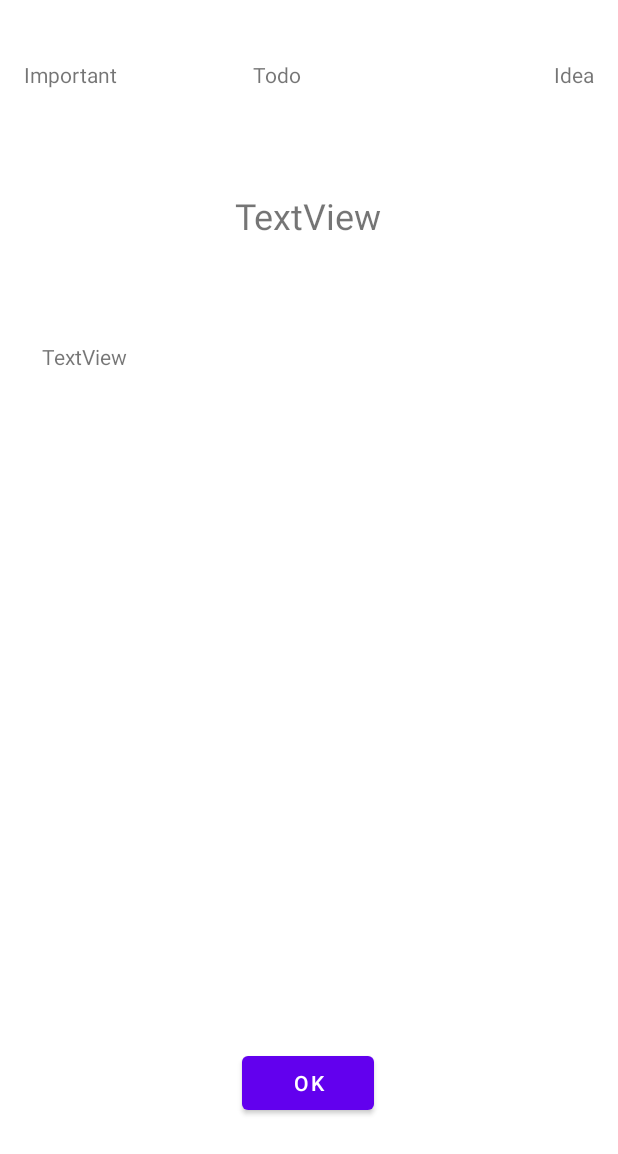
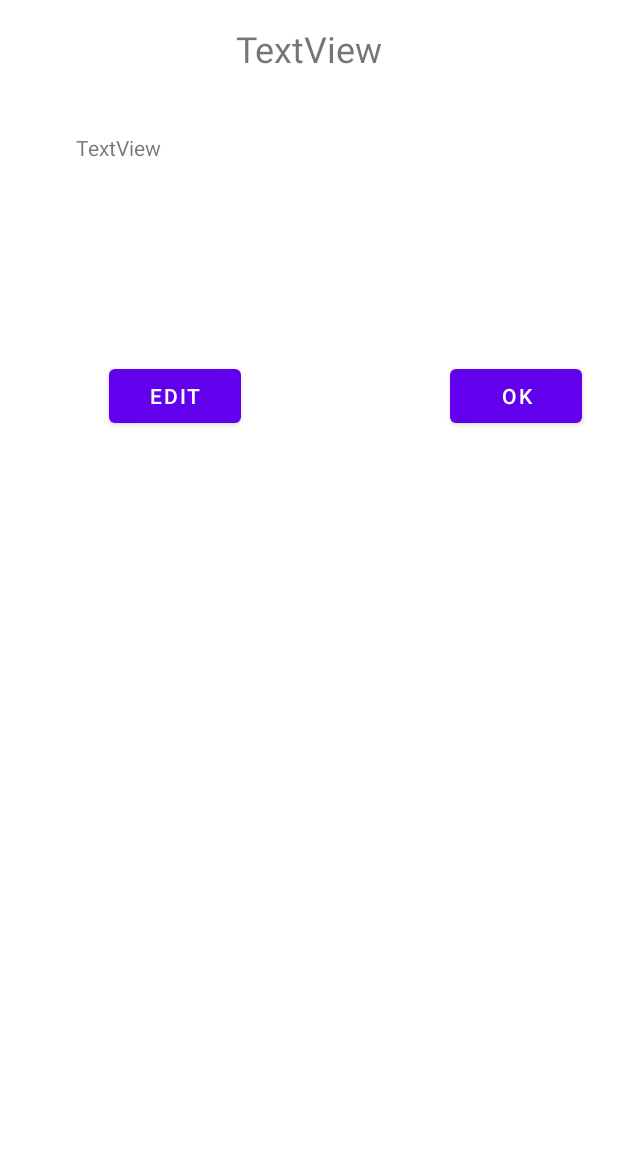
Before and after one commit to TorchTheo/Note, an Android app: the layout dialog_show_note.xml on its own in the app's theme, with its tools: preview values and no code run, on a phone screen of 412 x 824 dp. Shown: the top 1154 px of the screen. Run offline under Robolectric (Android 15) with nearby library versions, the phone set to English and light mode, and no system bars.

Commit message:
Add an EDIT button

```diff
--- a/app/src/main/res/layout/dialog_show_note.xml
+++ b/app/src/main/res/layout/dialog_show_note.xml
@@ -6,54 +6,24 @@
     android:layout_height="match_parent">
 
     <TextView
-        android:id="@+id/textViewTodo"
+        android:id="@+id/txtTitle"
         android:layout_width="wrap_content"
         android:layout_height="wrap_content"
-        android:layout_marginStart="12dp"
-        android:layout_marginTop="40dp"
-        android:text="@string/todo_text"
-        app:layout_constraintStart_toStartOf="@+id/txtTitle"
-        app:layout_constraintTop_toTopOf="parent" />
-
-    <TextView
-        android:id="@+id/textViewImportant"
-        android:layout_width="wrap_content"
-        android:layout_height="wrap_content"
-        android:layout_marginStart="16dp"
-        android:layout_marginTop="40dp"
-        android:text="@string/important_text"
+        android:layout_marginTop="16dp"
+        android:text="TextView"
+        android:textSize="24sp"
+        app:layout_constraintEnd_toEndOf="parent"
         app:layout_constraintStart_toStartOf="parent"
         app:layout_constraintTop_toTopOf="parent" />
 
     <TextView
-        android:id="@+id/textViewIdea"
-        android:layout_width="wrap_content"
-        android:layout_height="wrap_content"
+        android:id="@+id/txtDescription"
+        android:layout_width="310dp"
+        android:layout_height="119dp"
         android:layout_marginTop="40dp"
-        android:layout_marginEnd="16dp"
-        android:text="@string/idea_text"
+        android:text="TextView"
         app:layout_constraintEnd_toEndOf="parent"
-        app:layout_constraintTop_toTopOf="parent" />
-
-    <TextView
-        android:id="@+id/txtTitle"
-        android:layout_width="wrap_content"
-        android:layout_height="wrap_content"
-        android:layout_marginTop="68dp"
-        android:text="TextView"
-        android:textSize="24sp"
-        app:layout_constraintEnd_toEndOf="parent"
-        app:layout_constraintHorizontal_bias="0.498"
-        app:layout_constraintStart_toStartOf="parent"
-        app:layout_constraintTop_toBottomOf="@+id/textViewTodo" />
-
-    <TextView
-        android:id="@+id/txtDescription"
-        android:layout_width="wrap_content"
-        android:layout_height="wrap_content"
-        android:layout_marginStart="28dp"
-        android:layout_marginTop="68dp"
-        android:text="TextView"
+        app:layout_constraintHorizontal_bias="0.495"
         app:layout_constraintStart_toStartOf="parent"
         app:layout_constraintTop_toBottomOf="@+id/txtTitle" />
 
@@ -61,11 +31,21 @@
         android:id="@+id/btnShowOk"
         android:layout_width="wrap_content"
         android:layout_height="wrap_content"
-        android:layout_marginTop="372dp"
+        android:layout_marginTop="32dp"
+        android:layout_marginEnd="24dp"
         android:text="@string/ok_button"
-        app:layout_constraintBottom_toBottomOf="parent"
         app:layout_constraintEnd_toEndOf="parent"
-        app:layout_constraintHorizontal_bias="0.498"
+        app:layout_constraintTop_toBottomOf="@+id/txtDescription" />
+
+    <Button
+        android:id="@+id/editNote"
+        android:layout_width="wrap_content"
+        android:layout_height="wrap_content"
+        android:layout_marginTop="32dp"
+        android:layout_marginEnd="132dp"
+        android:text="edit"
+        app:layout_constraintEnd_toStartOf="@+id/btnShowOk"
+        app:layout_constraintHorizontal_bias="0.909"
         app:layout_constraintStart_toStartOf="parent"
         app:layout_constraintTop_toBottomOf="@+id/txtDescription" />
 </androidx.constraintlayout.widget.ConstraintLayout>
```
